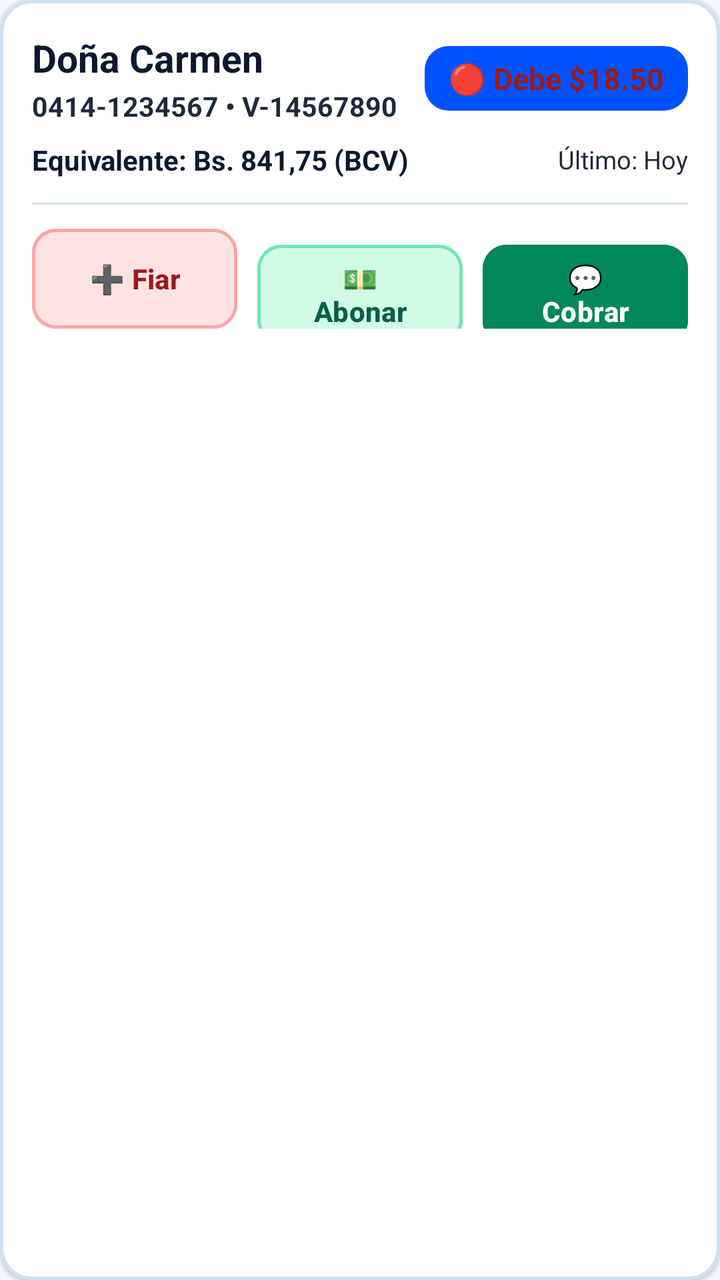
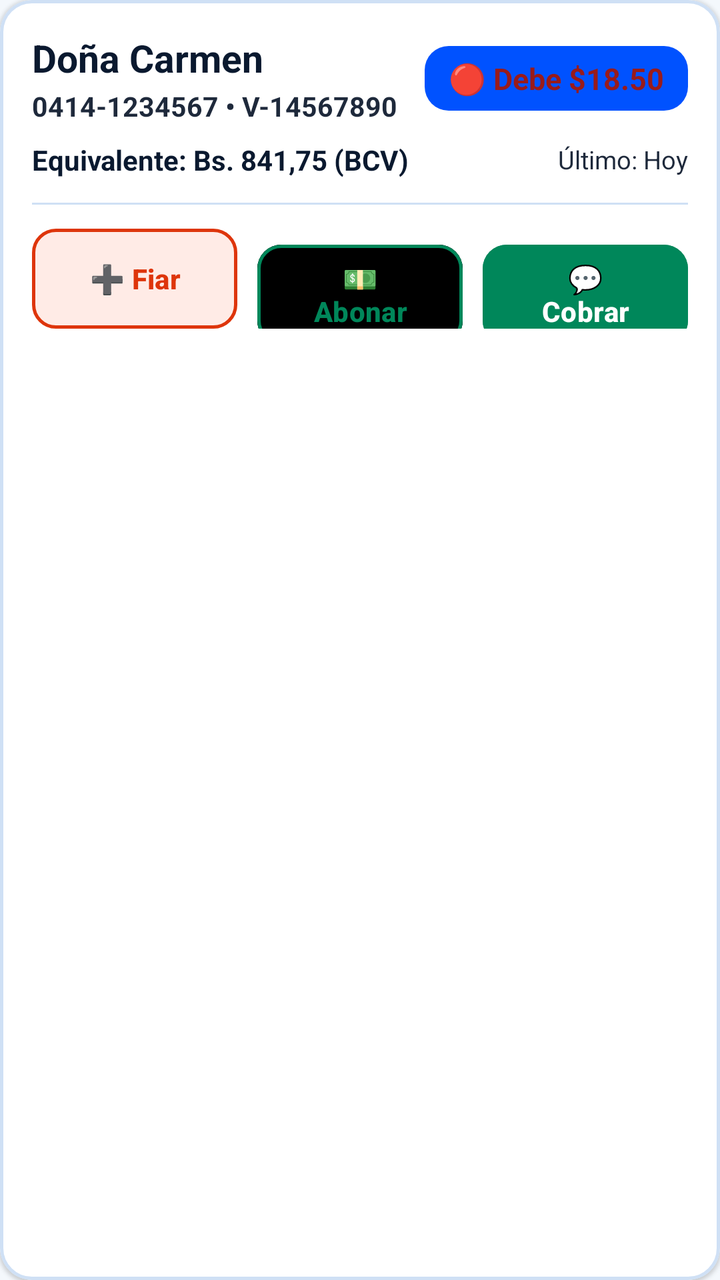

Before-and-after screenshots of an Android layout around one commit, followed by the original layout XML and the change that was made.
<!-- AndroidManifest.xml: application theme Theme.Zeasy -->
<!-- res/layout/item_debtor.xml -->
<?xml version="1.0" encoding="utf-8"?>
<com.google.android.material.card.MaterialCardView xmlns:android="http://schemas.android.com/apk/res/android"
    xmlns:app="http://schemas.android.com/apk/res-auto"
    android:layout_width="match_parent"
    android:layout_height="wrap_content"
    android:layout_marginBottom="12dp"
    app:cardCornerRadius="16dp"
    app:cardElevation="1dp"
    app:strokeColor="@color/border"
    app:strokeWidth="1.5dp"
    app:cardBackgroundColor="@color/surface">

    <LinearLayout
        android:layout_width="match_parent"
        android:layout_height="wrap_content"
        android:orientation="vertical"
        android:padding="16dp">

        
        <LinearLayout
            android:layout_width="match_parent"
            android:layout_height="wrap_content"
            android:orientation="horizontal"
            android:gravity="center_vertical">

            <LinearLayout
                android:layout_width="0dp"
                android:layout_height="wrap_content"
                android:layout_weight="1"
                android:orientation="vertical">

                <TextView
                    android:id="@+id/tvDebtorName"
                    android:layout_width="wrap_content"
                    android:layout_height="wrap_content"
                    android:text="Doña Carmen"
                    android:textStyle="bold"
                    android:textColor="@color/text_primary"
                    android:textSize="19sp" />

                <TextView
                    android:id="@+id/tvDebtorMeta"
                    android:layout_width="wrap_content"
                    android:layout_height="wrap_content"
                    android:text="0414-1234567 • V-14567890"
                    android:textColor="@color/text_secondary"
                    android:textStyle="bold"
                    android:textSize="13.5sp"
                    android:layout_marginTop="2dp" />
            </LinearLayout>

            <TextView
                android:id="@+id/tvDebtorStatusBadge"
                android:layout_width="wrap_content"
                android:layout_height="wrap_content"
                android:text="🔴 Debe $18.50"
                android:textStyle="bold"
                android:textSize="15sp"
                android:paddingHorizontal="12dp"
                android:paddingVertical="6dp"
                android:background="@drawable/bg_badge_rounded"
                android:textColor="#991B1B" />
        </LinearLayout>

        
        <LinearLayout
            android:layout_width="match_parent"
            android:layout_height="wrap_content"
            android:orientation="horizontal"
            android:layout_marginTop="8dp"
            android:gravity="center_vertical">

            <TextView
                android:id="@+id/tvDebtorBalanceVes"
                android:layout_width="0dp"
                android:layout_height="wrap_content"
                android:layout_weight="1"
                android:text="Equivalente: Bs. 841,75 (BCV)"
                android:textColor="@color/text_primary"
                android:textStyle="bold"
                android:textSize="14sp" />

            <TextView
                android:id="@+id/tvDebtorUpdatedTime"
                android:layout_width="wrap_content"
                android:layout_height="wrap_content"
                android:text="Último: Hoy"
                android:textColor="@color/text_secondary"
                android:textSize="12.5sp" />
        </LinearLayout>

        <View
            android:layout_width="match_parent"
            android:layout_height="1dp"
            android:background="@color/border"
            android:layout_marginVertical="12dp" />

        
        <LinearLayout
            android:layout_width="match_parent"
            android:layout_height="wrap_content"
            android:orientation="horizontal">

            <com.google.android.material.button.MaterialButton
                android:id="@+id/btnItemAddCharge"
                android:layout_width="0dp"
                android:layout_height="50dp"
                android:layout_weight="1"
                android:layout_marginEnd="5dp"
                android:text="➕ Fiar"
                android:textAllCaps="false"
                android:textSize="14sp"
                android:textStyle="bold"
                app:cornerRadius="12dp"
                android:backgroundTint="#FEE2E2"
                android:textColor="#991B1B"
                android:insetTop="0dp"
                android:insetBottom="0dp"
                app:strokeWidth="1.5dp"
                app:strokeColor="#FCA5A5" />

            <com.google.android.material.button.MaterialButton
                android:id="@+id/btnItemAddPayment"
                android:layout_width="0dp"
                android:layout_height="50dp"
                android:layout_weight="1"
                android:layout_marginHorizontal="5dp"
                android:text="💵 Abonar"
                android:textAllCaps="false"
                android:textSize="14sp"
                android:textStyle="bold"
                app:cornerRadius="12dp"
                android:backgroundTint="#D1FAE5"
                android:textColor="#065F46"
                android:insetTop="0dp"
                android:insetBottom="0dp"
                app:strokeWidth="1.5dp"
                app:strokeColor="#6EE7B7" />

            <com.google.android.material.button.MaterialButton
                android:id="@+id/btnItemWhatsApp"
                android:layout_width="0dp"
                android:layout_height="50dp"
                android:layout_weight="1"
                android:layout_marginStart="5dp"
                android:text="💬 Cobrar"
                android:textAllCaps="false"
                android:textSize="14sp"
                android:textStyle="bold"
                app:cornerRadius="12dp"
                android:backgroundTint="#00875A"
                android:textColor="@color/white"
                android:insetTop="0dp"
                android:insetBottom="0dp" />
        </LinearLayout>

    </LinearLayout>
</com.google.android.material.card.MaterialCardView>
<!-- resources referenced by this layout -->
<resources>
  <color name="border">#CFE0F5</color>
  <color name="surface">#FFFFFF</color>
  <color name="text_primary">#0A192F</color>
  <color name="text_secondary">#1E293B</color>
  <color name="white">#FFFFFF</color>
  <!-- drawable bg_badge_rounded (drawable) -->
  <?xml version="1.0" encoding="utf-8"?>
  <shape xmlns:android="http://schemas.android.com/apk/res/android"
      android:shape="rectangle">
      <corners android:radius="12dp" />
      <solid android:color="@color/accent_blue" />
  </shape>
  <style name="Theme.Zeasy" parent="Theme.Material3.DayNight.NoActionBar">
          
          <item name="colorPrimary">@color/accent_green</item>
          <item name="colorPrimaryContainer">@color/accent_green_bg</item>
          <item name="colorOnPrimary">@color/white</item>
          <item name="colorSecondary">@color/accent_blue</item>
          <item name="colorSecondaryContainer">@color/accent_blue_bg</item>
  
          
          <item name="android:colorBackground">@color/background</item>
  
          
          <item name="android:textColor">@color/text_primary</item>
  
          
          <item name="bottomNavigationStyle">@style/Widget.Zeasy.BottomNavigationView</item>
      </style>
  <color name="accent_blue">#0052FF</color>
  <color name="accent_green">#00875A</color>
  <color name="accent_green_bg">#E3FCEF</color>
  <color name="accent_blue_bg">#EFF6FF</color>
  <color name="background">#F4F8FC</color>
  <style name="Widget.Zeasy.BottomNavigationView" parent="Widget.Material3.BottomNavigationView">
          <item name="itemRippleColor">@color/accent_green_bg</item>
          <item name="android:background">@color/surface</item>
          <item name="itemIconTint">@color/nav_selector</item>
          <item name="itemTextColor">@color/nav_selector</item>
      </style>
</resources>

<!-- the commit's change to res/layout/item_debtor.xml (unified diff, before → after) -->
@@ -112,12 +112,12 @@
                 android:textSize="14sp"
                 android:textStyle="bold"
                 app:cornerRadius="12dp"
-                android:backgroundTint="#FEE2E2"
-                android:textColor="#991B1B"
+                android:backgroundTint="@color/expense_red_bg"
+                android:textColor="@color/expense_red"
                 android:insetTop="0dp"
                 android:insetBottom="0dp"
                 app:strokeWidth="1.5dp"
-                app:strokeColor="#FCA5A5" />
+                app:strokeColor="@color/expense_red" />
 
             <com.google.android.material.button.MaterialButton
                 android:id="@+id/btnItemAddPayment"
@@ -130,12 +130,12 @@
                 android:textSize="14sp"
                 android:textStyle="bold"
                 app:cornerRadius="12dp"
-                android:backgroundTint="#D1FAE5"
-                android:textColor="#065F46"
+                android:backgroundTint="@color/income_green_bg"
+                android:textColor="@color/income_green"
                 android:insetTop="0dp"
                 android:insetBottom="0dp"
                 app:strokeWidth="1.5dp"
-                app:strokeColor="#6EE7B7" />
+                app:strokeColor="@color/income_green" />
 
             <com.google.android.material.button.MaterialButton
                 android:id="@+id/btnItemWhatsApp"
<!-- resource entries referenced after the edit -->
@@ -1,6 +1,9 @@
 <!-- resources referenced by this layout -->
 <resources>
   <color name="border">#CFE0F5</color>
+  <color name="expense_red">#DE350B</color>
+  <color name="expense_red_bg">#FFEBE6</color>
+  <color name="income_green">#00875A</color>
   <color name="surface">#FFFFFF</color>
   <color name="text_primary">#0A192F</color>
   <color name="text_secondary">#1E293B</color>
